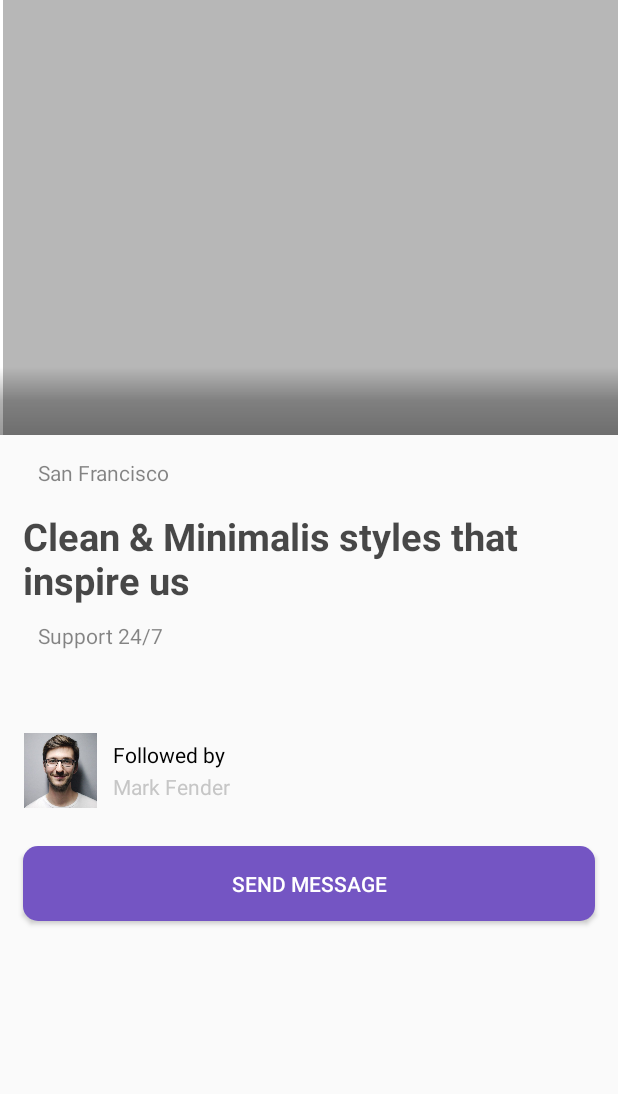
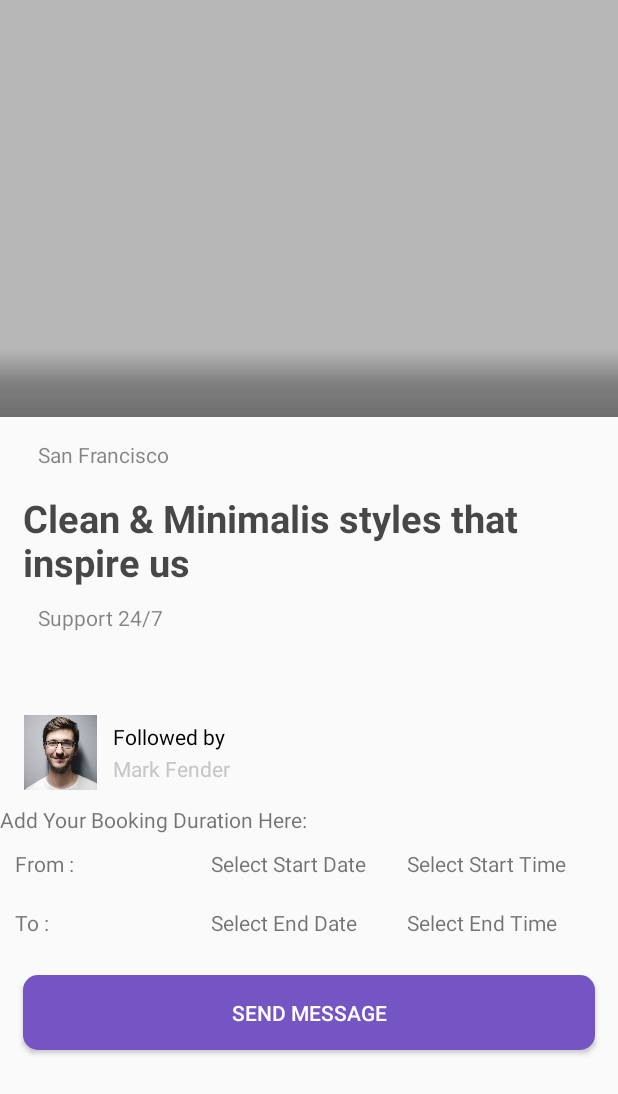
Before and after one commit to Reyan002/GoCar, an Android app: the layout activity_car_details.xml on its own in the app's theme, with its tools: preview values and no code run, on a phone screen of 412 x 824 dp. Shown: the top 1094 px of the screen. Run offline under Robolectric (Android 15) with nearby library versions, the phone set to English and light mode, and no system bars.

Commit message:
31st Dec

```diff
--- a/app/src/main/AndroidManifest.xml
+++ b/app/src/main/AndroidManifest.xml
@@ -39,6 +39,7 @@
             android:parentActivityName=".Acivities.LoginActivity" />
         <activity android:name=".Acivities.HomeActivity" />
         <activity
+
             android:name=".Acivities.SplashScreen"
             android:theme="@style/Theme.Design.Light.NoActionBar">
             <intent-filter>
--- a/app/src/main/java/com/example/gocar/HomeFragments/MyBooking.java
+++ b/app/src/main/java/com/example/gocar/HomeFragments/MyBooking.java
@@ -56,7 +56,7 @@ public class MyBooking extends Fragment {
 
 
     viewPager = (ViewPager) rootView.findViewById(R.id.viewpager);
-    //setupViewPager(viewPager);
+     setupViewPager(viewPager);
 
     tabLayout = rootView.findViewById(R.id.tabs);
     tabLayout.setupWithViewPager(viewPager);
--- a/app/src/main/java/com/example/gocar/HomeFragments/MyHistory.java
+++ b/app/src/main/java/com/example/gocar/HomeFragments/MyHistory.java
@@ -12,7 +12,9 @@ import androidx.fragment.app.FragmentManager;
 import androidx.fragment.app.FragmentPagerAdapter;
 import androidx.viewpager.widget.ViewPager;
 
+import com.example.gocar.BookingFragment.ApprovedIn;
 import com.example.gocar.BookingFragment.ApprovedOut;
+import com.example.gocar.BookingFragment.PendingIn;
 import com.example.gocar.BookingFragment.PendingOut;
 import com.example.gocar.R;
 import com.google.android.material.tabs.TabLayout;
@@ -39,8 +41,8 @@ public class MyHistory extends Fragment {
 
   private void setupViewPager(ViewPager viewPager) {
     ViewPagerAdapterIn adapter = new ViewPagerAdapterIn(getFragmentManager());
-    adapter.addFragment(new PendingOut(), "Pending");
-    adapter.addFragment(new ApprovedOut(), "Approved");
+    adapter.addFragment(new PendingIn(), "Pending");
+    adapter.addFragment(new ApprovedIn(), "Approved");
 
 
     viewPager.setAdapter(adapter);
--- a/app/src/main/res/layout/activity_car_details.xml
+++ b/app/src/main/res/layout/activity_car_details.xml
@@ -55,9 +55,9 @@
                                     android:layout_alignParentStart="true"
                                     android:layout_alignParentLeft="true"
                                     android:layout_alignParentTop="true"
-                                    android:layout_marginStart="2dp"
-                                    android:layout_marginLeft="2dp"
-                                    android:layout_marginTop="0dp"
+                                    android:layout_marginStart="-36dp"
+                                    android:layout_marginLeft="-36dp"
+                                    android:layout_marginTop="-12dp"
                                     android:background="@color/grey_20"
                                     android:foreground="@color/overlay_dark_10" />
 
@@ -269,7 +269,64 @@
             </LinearLayout>
 
 
+            <LinearLayout
+                android:orientation="vertical"
+                android:layout_width="match_parent"
+                android:layout_height="wrap_content">
+                <TextView
+                    android:text="Add Your Booking Duration Here:"
+                    android:layout_width="match_parent"
+                    android:layout_height="wrap_content"/>
 
+                <LinearLayout
+                    android:layout_margin="10dp"
+                    android:orientation="horizontal"
+                    android:layout_width="match_parent"
+                    android:layout_height="wrap_content">
+                    <TextView
+
+                        android:layout_weight="1"
+                        android:layout_width="0dp"
+                    android:layout_height="wrap_content"
+                    android:text="From : "/>
+                    <TextView
+                        android:id="@+id/startDate"
+                        android:layout_weight="1"
+                        android:layout_width="0dp"
+                        android:layout_height="wrap_content"
+                        android:text="Select Start Date "/>
+                    <TextView
+                        android:id="@+id/startTime"
+                        android:layout_weight="1"
+                        android:layout_width="0dp"
+                        android:layout_height="wrap_content"
+                        android:text="Select Start Time"/>
+                </LinearLayout>
+                <LinearLayout
+                    android:layout_margin="10dp"
+                    android:orientation="horizontal"
+                    android:layout_width="match_parent"
+                    android:layout_height="wrap_content">
+                    <TextView
+                        android:layout_weight="1"
+                        android:layout_width="0dp"
+
+                        android:layout_height="wrap_content"
+                        android:text="To : "/>
+                    <TextView
+                        android:id="@+id/endDate"
+                        android:layout_weight="1"
+                        android:layout_width="0dp"
+                        android:layout_height="wrap_content"
+                        android:text="Select End Date "/>
+                    <TextView
+                        android:id="@+id/endTime"
+                        android:layout_weight="1"
+                        android:layout_width="0dp"
+                        android:layout_height="wrap_content"
+                        android:text="Select End Time"/>
+                </LinearLayout>
+            </LinearLayout>
 
             <Button
                 android:id="@+id/smessage"
--- a/app/src/main/res/layout/lyout_approved.xml
+++ b/app/src/main/res/layout/lyout_approved.xml
@@ -2,5 +2,9 @@
 <LinearLayout xmlns:android="http://schemas.android.com/apk/res/android"
     android:orientation="vertical" android:layout_width="match_parent"
     android:layout_height="match_parent">
+<androidx.recyclerview.widget.RecyclerView
+    android:id="@+id/rrBookingInAP"
+    android:layout_width="match_parent"
 
+    android:layout_height="match_parent"/>
 </LinearLayout>
```
Also changed, not shown: app/build.gradle (+10 -4 lines), app/src/main/java/com/example/gocar/Adapters/BookingAdapter.java (added, +83 -0 lines), app/src/main/java/com/example/gocar/BookingFragment/ApprovedIn.java (+28 -11 lines), app/src/main/java/com/example/gocar/BookingFragment/ApprovedOut.java (+51 -2 lines), app/src/main/java/com/example/gocar/BookingFragment/PendingIn.java (+55 -1 lines), app/src/main/java/com/example/gocar/BookingFragment/PendingOut.java (+52 -1 lines), app/src/main/java/com/example/gocar/Classes/BookingDTO.java (+11 -1 lines), app/src/main/java/com/example/gocar/Classes/FcmRequest.java (added, +32 -0 lines), app/src/main/java/com/example/gocar/HomeFragments/Home.java (+21 -3 lines), app/src/main/java/com/example/gocar/Rest/ApiInterface.java (+5 -2 lines), app/src/main/res/layout/booking_layout.xml (added, +53 -0 lines), app/src/main/res/layout/my_cars.xml (+8 -5 lines), 1 other file.
